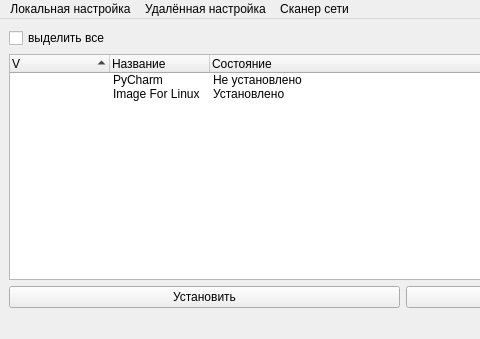
This is adminka/qt/MainWindow.ui in dreadsolnce/currentProjects as Qt 5 draws it before an edit; both pictures show x 0 to 480 and y 0 to 339 of the 805 by 339 pixel window. The edited form follows.
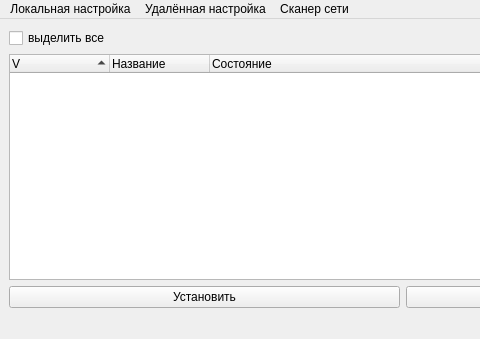
This is the edited form. Icons and pictures are not drawn.

What changed in the file:
```diff
--- a/adminka/qt/MainWindow.ui
+++ b/adminka/qt/MainWindow.ui
@@ -64,28 +64,6 @@
         <string>Состояние</string>
        </property>
       </column>
-      <item>
-       <property name="text">
-        <string/>
-       </property>
-       <property name="text">
-        <string>PyCharm</string>
-       </property>
-       <property name="text">
-        <string>Не установлено</string>
-       </property>
-      </item>
-      <item>
-       <property name="text">
-        <string/>
-       </property>
-       <property name="text">
-        <string>Image For Linux</string>
-       </property>
-       <property name="text">
-        <string>Установлено</string>
-       </property>
-      </item>
      </widget>
     </item>
     <item row="2" column="0">
```
